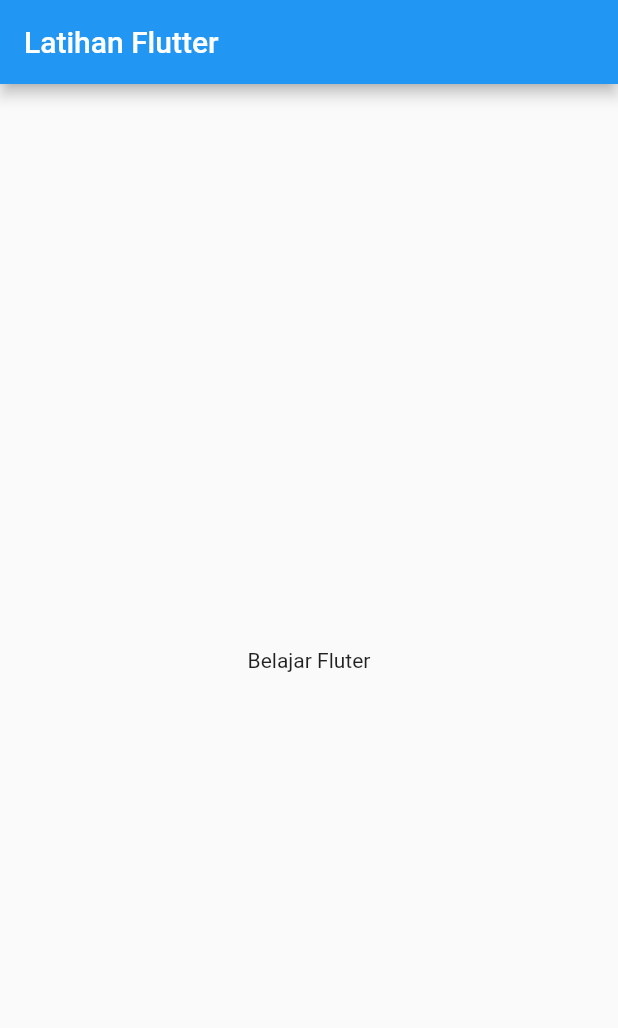
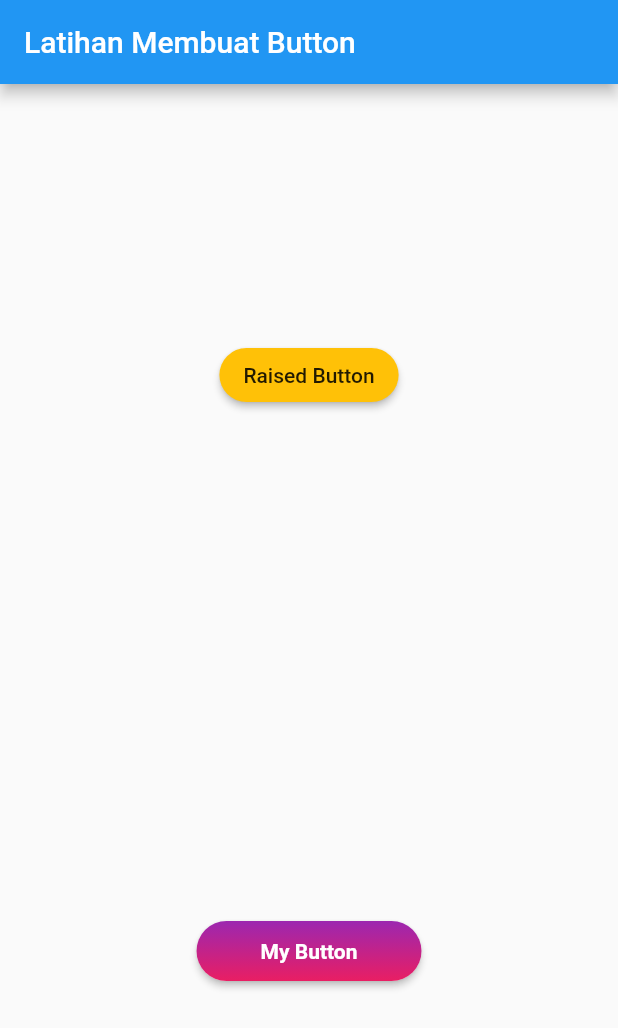
Before and after one commit to Balajar-DM/Flutter-Learn, a Flutter app: the screen it shows after launch, on a phone screen of 412 x 824 dp. Shown: the top 1028 px of the screen. Run offline on Flutter 3.47's test engine with Material 2 defaults, Android fonts, the phone set to English and light mode, and no system bars.

Commit message:
Latihan Inkwell untuk membuat Button Sendiri

```diff
--- a/lib/main.dart
+++ b/lib/main.dart
@@ -8,9 +8,54 @@ class MyApp extends StatelessWidget {
     return MaterialApp(
       home: Scaffold(
         appBar: AppBar(
-          title: Text("Latihan Flutter"),
+          title: Text("Latihan Membuat Button"),
         ),
-        body: Center(child: Text("Belajar Fluter")),
+        body: Center(
+          child: Column(
+            mainAxisAlignment: MainAxisAlignment.spaceAround,
+            children: <Widget>[
+              RaisedButton(
+                color: Colors.amber,
+                child: Text("Raised Button"),
+                shape: StadiumBorder(),
+                onPressed: () {},
+              ),
+              Material(
+                borderRadius: BorderRadius.circular(20),
+                elevation: 2,
+                child: Container(
+                  width: 150,
+                  height: 40,
+                  decoration: BoxDecoration(
+                      borderRadius: BorderRadius.circular(20),
+                      gradient: LinearGradient(
+                        colors: [Colors.purple, Colors.pink],
+                        begin: Alignment.topCenter,
+                        end: Alignment.bottomCenter,
+                      )),
+                  child: Material(
+                    borderRadius: BorderRadius.circular(20),
+                    color: Colors.transparent,
+                    child: InkWell(
+                      splashColor: Colors.amber,
+                      borderRadius: BorderRadius.circular(20),
+                      onTap: () {},
+                      child: Center(
+                        child: Text(
+                          "My Button",
+                          style: TextStyle(
+                            color: Colors.white,
+                            fontWeight: FontWeight.w600,
+                          ),
+                        ),
+                      ),
+                    ),
+                  ),
+                ),
+              ),
+            ],
+          ),
+        ),
       ),
     );
   }
```
